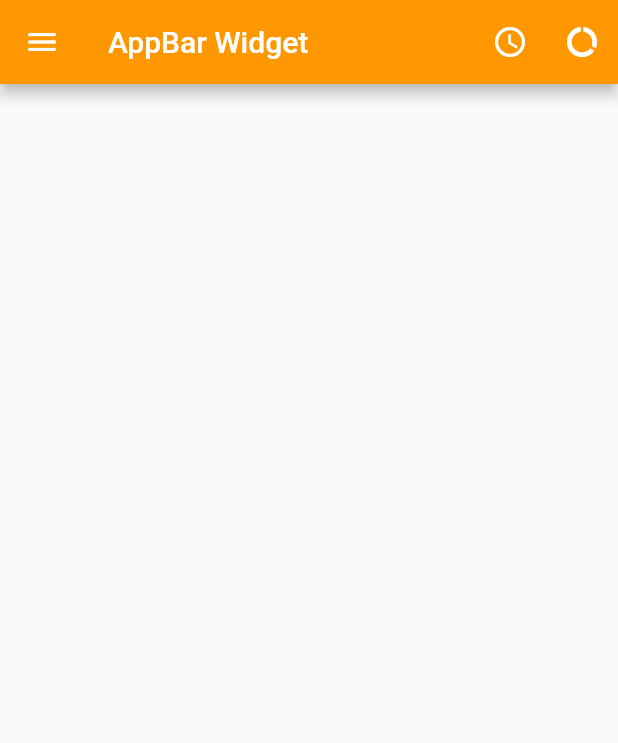
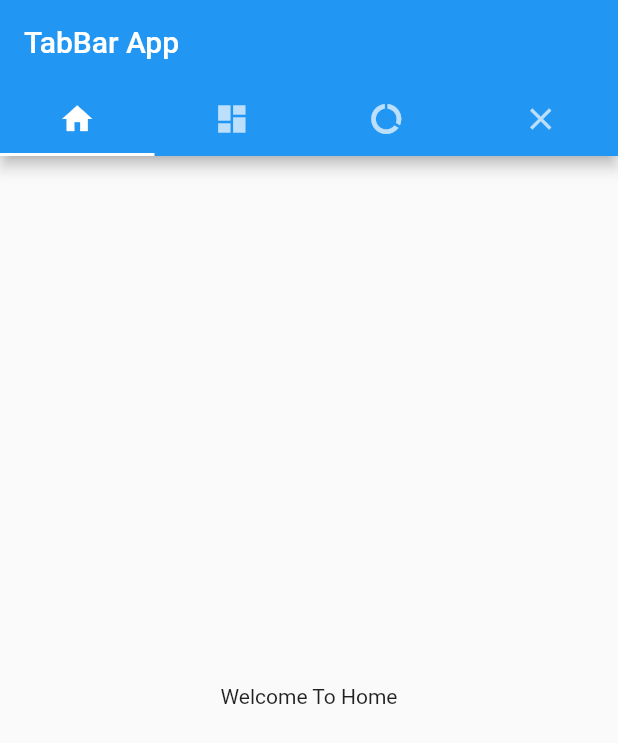
Before and after one commit to prianthon/happyflutter, a Flutter app: the screen it shows after launch, on a phone screen of 412 x 824 dp. Shown: the top 743 px of the screen. Run offline on Flutter 3.47's test engine with Material 2 defaults, Android fonts, the phone set to English and light mode, and no system bars.

Commit message:
tapbar top and bottom

```diff
--- a/lib/main.dart
+++ b/lib/main.dart
@@ -1,31 +1,46 @@
 import 'package:flutter/material.dart';
 
 void main() {
-  runApp(new MaterialApp(home: new Application()));
+  runApp(new MaterialApp(home: new application()));
 }
 
-class Application extends StatefulWidget {
+class application extends StatefulWidget {
   @override
-  _ApplicationState createState() => _ApplicationState();
+  _applicationState createState() => _applicationState();
 }
 
-class _ApplicationState extends State<Application> {
-  String txt = '';
+class _applicationState extends State<application>
+with SingleTickerProviderStateMixin {
+
+  TabController tabController;
+
+  void initState() {
+    tabController = new TabController(length: 4, vsync: this);
+  }
   @override
   Widget build(BuildContext context) {
     return new Scaffold(
       appBar: new AppBar(
-        backgroundColor: Colors.orange,
-        title: new Text('AppBar Widget'),
-        leading: new Icon(Icons.menu),
-        actions: <Widget>[
-          new IconButton(icon: new Icon(Icons.access_time), onPressed: (){txt= 'This is Arrow Button';}),
-          new IconButton(icon: new Icon(Icons.data_usage), onPressed: (){txt= 'This is Arrow Button';}),
-        ],
+        title: new Text('TabBar App'),
+        bottom: new TabBar(
+          controller: tabController,
+          tabs: <Widget>[
+            new Tab(icon: new Icon(Icons.home),),
+            new Tab(icon: new Icon(Icons.dashboard),),
+            new Tab(icon: new Icon(Icons.data_usage),),
+            new Tab(icon: new Icon(Icons.close),),
+          ],
+        ),
+
       ),
-      body: new Center(
-        child: new Text(txt),
-      ),
+      body: new TabBarView(
+        controller: tabController,
+        children: <Widget>[
+          new Center(child: new Text('Welcome To Home'),),
+          new Center(child: new Text('Welcome To Dashboard'),),
+          new Center(child: new Text('Welcome To Data Usage'),),
+          new Center(child: new Text('Welcome To Close'),),
+        ]),
     );
   }
 }
```
